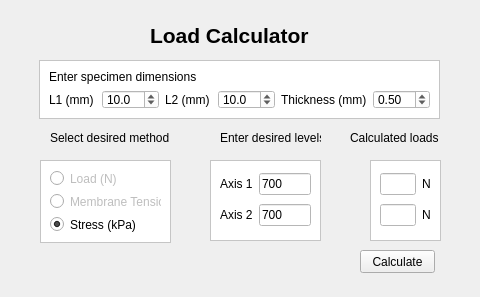
Qt form resources/load_calculator.ui (vikba/Biaxial_Testing_Machine) before a commit.
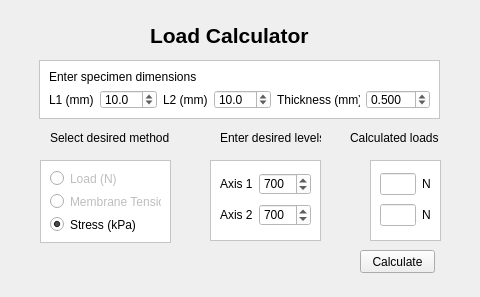
The same form after that commit.

Commit message: Changed output, the start point in load control test is fixed now and updated after first predonditioning and before main test. Add configuration file

```diff
--- a/resources/load_calculator.ui
+++ b/resources/load_calculator.ui
@@ -85,6 +85,9 @@
     </item>
     <item row="1" column="5">
      <widget class="QDoubleSpinBox" name="factorThickness">
+      <property name="decimals">
+       <number>3</number>
+      </property>
       <property name="singleStep">
        <double>0.010000000000000</double>
       </property>
@@ -224,13 +227,6 @@
       </property>
      </widget>
     </item>
-    <item row="0" column="1">
-     <widget class="QLineEdit" name="factorStress1">
-      <property name="text">
-       <string>700</string>
-      </property>
-     </widget>
-    </item>
     <item row="1" column="0">
      <widget class="QLabel" name="label_9">
       <property name="text">
@@ -238,10 +234,29 @@
       </property>
      </widget>
     </item>
+    <item row="0" column="1">
+     <widget class="QSpinBox" name="factorStress1">
+      <property name="maximum">
+       <number>1500</number>
+      </property>
+      <property name="singleStep">
+       <number>50</number>
+      </property>
+      <property name="value">
+       <number>700</number>
+      </property>
+     </widget>
+    </item>
     <item row="1" column="1">
-     <widget class="QLineEdit" name="factorStress2">
-      <property name="text">
-       <string>700</string>
+     <widget class="QSpinBox" name="factorStress2">
+      <property name="maximum">
+       <number>1500</number>
+      </property>
+      <property name="singleStep">
+       <number>50</number>
+      </property>
+      <property name="value">
+       <number>700</number>
       </property>
      </widget>
     </item>
```
The commit also changes 7 other files.
